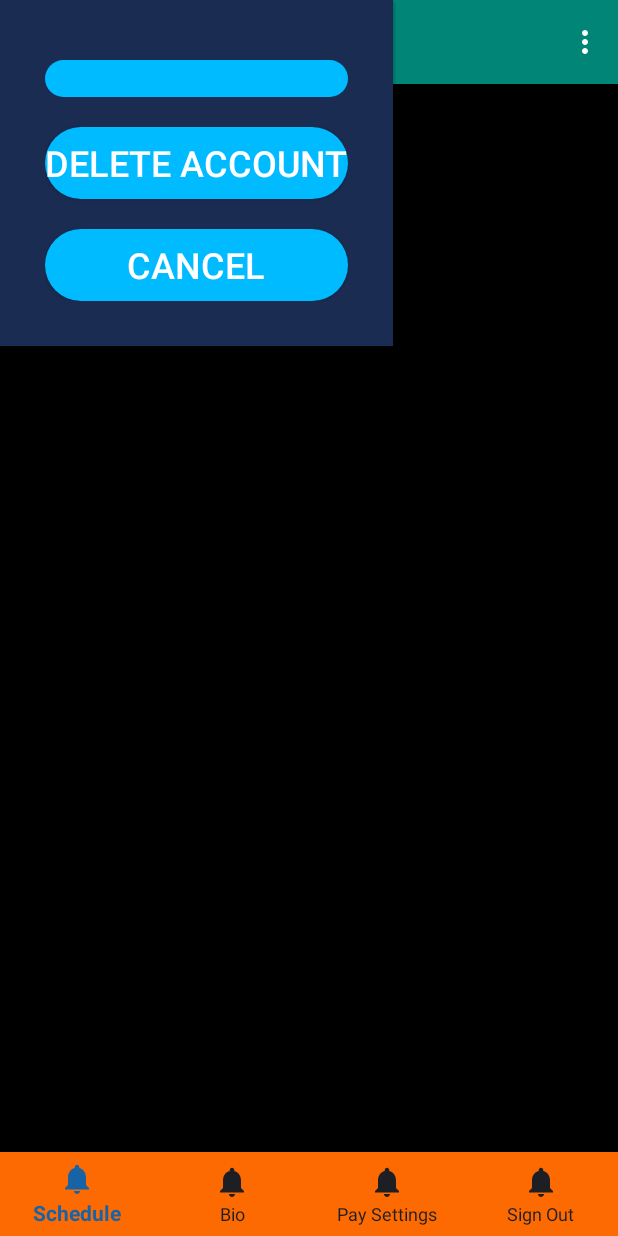
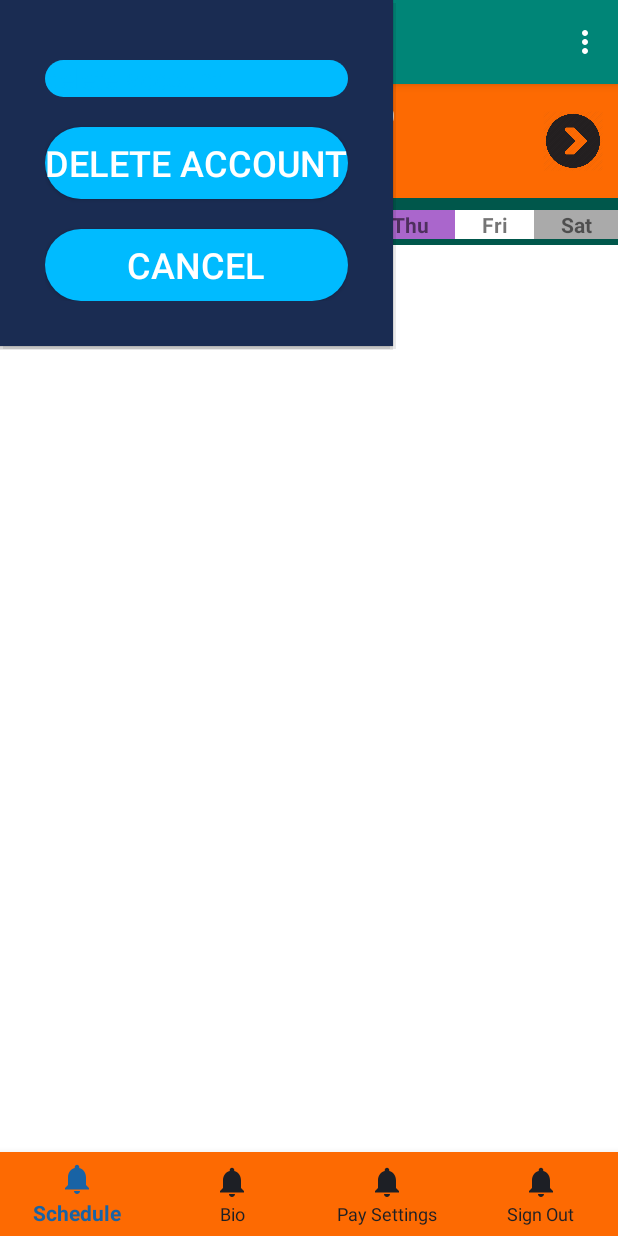
Before and after one commit to BZEEE/PursuitVolley_Android_App, an Android app: the CoachScheduleFragment screen opened directly, with no data from a screen before it, in the options menu, after a tap on "delete account", on a phone screen of 412 x 824 dp. Run offline under Robolectric (Android 15) with nearby library versions, the phone set to English and light mode, and no system bars; our stand-ins replace Firebase (no records; nobody signed in at launch, a user with empty details on screens opened directly); 2 statements that could not run were skipped.

Commit message:
Adding Coach schedule view with, layout is almost complete, now just need to add action and event handlers

```diff
--- a/app/src/main/java/com/beazle/pursuitvolley/Coach/CoachProfile/CoachBioFragment.java
+++ b/app/src/main/java/com/beazle/pursuitvolley/Coach/CoachProfile/CoachBioFragment.java
@@ -31,8 +31,6 @@ import com.google.firebase.firestore.DocumentSnapshot;
 import com.google.firebase.firestore.FirebaseFirestore;
 import com.google.firebase.storage.FirebaseStorage;
 
-import org.w3c.dom.Text;
-
 public class CoachBioFragment extends Fragment {
 
     private final static String TAG = "CoachBioFragment";
@@ -58,7 +56,7 @@ public class CoachBioFragment extends Fragment {
         mFirestore = FirebaseFirestore.getInstance();
         mCloudStorage = FirebaseStorage.getInstance();
 
-        bioFragmentView = inflater.inflate(R.layout.fragment_bio, container, false);
+        bioFragmentView = inflater.inflate(R.layout.fragment_coach_bio, container, false);
         coachNameValueBox = bioFragmentView.findViewById(R.id.coachNameValue);
         coachAgeValueBox = bioFragmentView.findViewById(R.id.coachAgeValue);
         coachLocationValueBox = bioFragmentView.findViewById(R.id.coachLocationValue);
--- a/app/src/main/java/com/beazle/pursuitvolley/Coach/CoachProfile/CoachPaymentSettingsFragment.java
+++ b/app/src/main/java/com/beazle/pursuitvolley/Coach/CoachProfile/CoachPaymentSettingsFragment.java
@@ -24,7 +24,7 @@ public class CoachPaymentSettingsFragment extends Fragment {
     @Override
     public View onCreateView(@NonNull LayoutInflater inflater, @Nullable ViewGroup container, @Nullable Bundle savedInstanceState) {
 
-        View paymentSettingFragmentView = inflater.inflate(R.layout.fragment_payment_settings, container, false);
+        View paymentSettingFragmentView = inflater.inflate(R.layout.fragment_coach_payment_settings, container, false);
 
         enterNewDirectDepositInfoButtonToggle = paymentSettingFragmentView.findViewById(R.id.enterNewDirectDepositInfoButtonToggle);
         viewCurrentDirectDepositInfoButtonToggle = paymentSettingFragmentView.findViewById(R.id.viewCurrentDirectDepositInfoButtonToggle);
--- a/app/src/main/java/com/beazle/pursuitvolley/Coach/CoachProfile/CoachProfileActivity.java
+++ b/app/src/main/java/com/beazle/pursuitvolley/Coach/CoachProfile/CoachProfileActivity.java
@@ -20,6 +20,7 @@ import android.widget.PopupWindow;
 import android.widget.RelativeLayout;
 import android.widget.Toast;
 
+import com.beazle.pursuitvolley.Coach.CoachProfile.CoachSchedule.CoachScheduleFragment;
 import com.beazle.pursuitvolley.DebugTags.DebugTags;
 import com.beazle.pursuitvolley.FirebaseFirestoreTags.FirestoreTags;
 import com.beazle.pursuitvolley.R;
--- a/app/src/main/java/com/beazle/pursuitvolley/Coach/CoachProfile/CoachScheduleFragment.java
+++ b/app/src/main/java/com/beazle/pursuitvolley/Coach/CoachProfile/CoachSchedule/CoachScheduleFragment.java
@@ -1,4 +1,4 @@
-package com.beazle.pursuitvolley.Coach.CoachProfile;
+package com.beazle.pursuitvolley.Coach.CoachProfile.CoachSchedule;
 
 import android.os.Bundle;
 import android.util.Log;
@@ -16,10 +16,16 @@ import com.beazle.pursuitvolley.R;
 
 public class CoachScheduleFragment extends Fragment {
 
+    private CoachScheduleView coachSchedule;
+
     @Nullable
     @Override
     public View onCreateView(@NonNull LayoutInflater inflater, @Nullable ViewGroup container, @Nullable Bundle savedInstanceState) {
-        View view = inflater.inflate(R.layout.fragment_schedule, container, false);
+        View view = inflater.inflate(R.layout.fragment_coach_schedule, container, false);
+
+        coachSchedule = view.findViewById(R.id.coachScheduleView);
+
+        // try not to refres the UI every time we switch back to the Schedule Fragment
 
         SwipeRefreshLayout swipeRefreshLayout = view.findViewById(R.id.coachScheduleFragmentSwipeLayout);
         swipeRefreshLayout.setOnRefreshListener(
--- /dev/null
+++ b/app/src/main/java/com/beazle/pursuitvolley/Coach/CoachProfile/CoachSchedule/CoachScheduleView.java
@@ -0,0 +1,82 @@
+package com.beazle.pursuitvolley.Coach.CoachProfile.CoachSchedule;
+
+import android.content.Context;
+import android.util.AttributeSet;
+import android.view.LayoutInflater;
+import android.view.View;
+import android.widget.GridView;
+import android.widget.ImageButton;
+import android.widget.LinearLayout;
+import android.widget.TextView;
+
+import androidx.annotation.Nullable;
+
+import com.beazle.pursuitvolley.R;
+
+import java.text.SimpleDateFormat;
+import java.util.ArrayList;
+import java.util.Calendar;
+import java.util.Date;
+import java.util.List;
+import java.util.Locale;
+
+public class CoachScheduleView extends LinearLayout {
+    ImageButton previousButton, nextButton;
+    TextView currentDate;
+    GridView scheduleGridView;
+    private static final int MAX_CALENDER_DAYS = 42;
+    Calendar calender = Calendar.getInstance(Locale.ENGLISH);
+    Context context;
+    SimpleDateFormat dateFormat = new SimpleDateFormat("MMMM yyyy", Locale.ENGLISH);
+    SimpleDateFormat monthFormat = new SimpleDateFormat("MMMM", Locale.ENGLISH);
+    SimpleDateFormat yearFormat = new SimpleDateFormat("yyyy", Locale.ENGLISH);
+
+    List<Date> dates = new ArrayList<>();
+    List<Events> events = new ArrayList<>();
+
+    public CoachScheduleView(Context context, Context context1) {
+        super(context);
+        this.context = context1;
+    }
+
+    public CoachScheduleView(Context context, @Nullable AttributeSet attrs) {
+        super(context, attrs);
+        this.context = context;
+        InitializeLayout();
+        SetUpCalender();
+
+        previousButton.setOnClickListener(new View.OnClickListener() {
+            @Override
+            public void onClick(View v) {
+                calender.add(Calendar.MONTH, -1);
+                SetUpCalender();
+            }
+        });
+
+        nextButton.setOnClickListener(new View.OnClickListener() {
+            @Override
+            public void onClick(View v) {
+                calender.add(Calendar.MONTH, 1);
+                SetUpCalender();
+            }
+        });
+    }
+
+    public CoachScheduleView(Context context, @Nullable AttributeSet attrs, int defStyleAttr) {
+        super(context, attrs, defStyleAttr);
+    }
+
+    private void InitializeLayout() {
+        LayoutInflater inflater = (LayoutInflater) context.getSystemService(Context.LAYOUT_INFLATER_SERVICE);
+        View view = inflater.inflate(R.layout.coach_schedule_layout, this);
+        nextButton = view.findViewById(R.id.nextButton);
+        previousButton = view.findViewById(R.id.previousButton);
+        currentDate = view.findViewById(R.id.coachScheduleCurrentDate);
+        scheduleGridView = view.findViewById(R.id.scheduleGridView);
+    }
+
+    private void SetUpCalender() {
+        String date = dateFormat.format(calender.getTime());
+        currentDate.setText(date);
+    }
+}
--- /dev/null
+++ b/app/src/main/java/com/beazle/pursuitvolley/Coach/CoachProfile/CoachSchedule/Events.java
@@ -0,0 +1,53 @@
+package com.beazle.pursuitvolley.Coach.CoachProfile.CoachSchedule;
+
+public class Events {
+    String EVENT, TIME, DATE, MONTH, YEAR;
+
+    public Events(String EVENT, String TIME, String DATE, String MONTH, String YEAR) {
+        this.EVENT = EVENT;
+        this.TIME = TIME;
+        this.DATE = DATE;
+        this.MONTH = MONTH;
+        this.YEAR = YEAR;
+    }
+
+    public String GetEVENT() {
+        return EVENT;
+    }
+
+    public String GetTIME() {
+        return TIME;
+    }
+
+    public String GetDATE() {
+        return DATE;
+    }
+
+    public String GetMONTH() {
+        return MONTH;
+    }
+
+    public String GetYEAR() {
+        return YEAR;
+    }
+
+    public void SetEVENT(String EVENT) {
+        this.EVENT = EVENT;
+    }
+
+    public void SetTIME(String TIME) {
+        this.TIME = TIME;
+    }
+
+    public void SetDATE(String DATE) {
+        this.DATE = DATE;
+    }
+
+    public void SetMONTH(String MONTH) {
+        this.MONTH = MONTH;
+    }
+
+    public void SetYEAR(String YEAR) {
+        this.YEAR = YEAR;
+    }
+}
--- a/app/src/main/java/com/beazle/pursuitvolley/FirebaseFirestoreTags/FirestoreTags.java
+++ b/app/src/main/java/com/beazle/pursuitvolley/FirebaseFirestoreTags/FirestoreTags.java
@@ -3,7 +3,8 @@ package com.beazle.pursuitvolley.FirebaseFirestoreTags;
 public final class FirestoreTags {
 
     // placeholder tags, required since collections require at least one document in them
-    public static String documentPlaceholderTAG = "placeholder_document";
+    // might not need this
+    // public static String documentPlaceholderTAG = "placeholder_document";
 
     // players
     public static String playerCollection = "players";
--- a/app/src/main/java/com/beazle/pursuitvolley/Player/PlayerProfile/CurrentAppointments/PlayerCurrentAppointmentsFragment.java
+++ b/app/src/main/java/com/beazle/pursuitvolley/Player/PlayerProfile/CurrentAppointments/PlayerCurrentAppointmentsFragment.java
@@ -52,7 +52,6 @@ public class PlayerCurrentAppointmentsFragment extends Fragment {
                     public void onComplete(@NonNull Task<QuerySnapshot> task) {
                         if (task.isSuccessful()) {
                             for (QueryDocumentSnapshot document : task.getResult()) {
-                                if (!document.getId().equals(FirestoreTags.documentPlaceholderTAG)) {
                                 // firestore requires at least one document to be initialized in a collection
                                 // so we initialize a dummy placeholder document
                                 // then show the upcoming event to the user
@@ -66,10 +65,11 @@ public class PlayerCurrentAppointmentsFragment extends Fragment {
                                         (String) data.get(FirestoreTags.playerCurrentAppointmentsLocation)
                                 );
                                 CurrentAppointmentsManager.AddAppointmentToList(appointment);
-                                }
+
                             }
                         } else {
                             // error getting documents
+                            // collection might not exist yet until player makes first appointment
                         }
                     }
                 });
--- a/app/src/main/java/com/beazle/pursuitvolley/Player/PlayerProfile/UpcomingEvents/PlayerUpcomingEventsFragment.java
+++ b/app/src/main/java/com/beazle/pursuitvolley/Player/PlayerProfile/UpcomingEvents/PlayerUpcomingEventsFragment.java
@@ -42,7 +42,6 @@ public class PlayerUpcomingEventsFragment extends Fragment {
                     public void onComplete(@NonNull Task<QuerySnapshot> task) {
                         if (task.isSuccessful()) {
                             for (QueryDocumentSnapshot document : task.getResult()) {
-                                if (!document.getId().equals(FirestoreTags.documentPlaceholderTAG)) {
                                 // firestore requires at least one document to be initialized in a collection
                                 // so we initialize a dummy placeholder document
                                 // then show the upcoming event to the user
@@ -57,9 +56,9 @@ public class PlayerUpcomingEventsFragment extends Fragment {
                                 );
                                 UpcomingEventsManager.AddEventToList(event);
                             }
-                            }
                         } else {
                             // error getting documents
+                            // collecion might not exist yet until we create the first document
                         }
                     }
                 });
--- /dev/null
+++ b/app/src/main/res/layout/coach_schedule_layout.xml
@@ -0,0 +1,129 @@
+<?xml version="1.0" encoding="utf-8"?>
+<LinearLayout
+    xmlns:android="http://schemas.android.com/apk/res/android"
+    android:layout_width="match_parent"
+    android:layout_height="match_parent"
+    android:orientation="vertical">
+
+    <LinearLayout
+        android:layout_width="match_parent"
+        android:layout_height="wrap_content"
+        android:paddingTop="8dp"
+        android:paddingBottom="8dp"
+        android:background="@color/orange"
+        android:orientation="horizontal">
+
+        <ImageButton
+            android:id="@+id/previousButton"
+            android:layout_width="@dimen/dimen_40dp"
+            android:layout_height="@dimen/dimen_40dp"
+            android:layout_margin="10dp"
+            android:background="@drawable/button_backward"/>
+
+        <TextView
+            android:id="@+id/coachScheduleCurrentDate"
+            android:layout_width="0dp"
+            android:layout_height="wrap_content"
+            android:gravity="center"
+            android:textColor="@color/white"
+            android:textStyle="bold"
+            android:textSize="20sp"
+            android:text="@string/coach_schedule_fragment_current_date_title"
+            android:layout_weight="3"/>
+        <ImageButton
+            android:id="@+id/nextButton"
+            android:layout_width="@dimen/dimen_40dp"
+            android:layout_height="@dimen/dimen_40dp"
+            android:layout_margin="10dp"
+            android:background="@drawable/button_foward"/>
+    </LinearLayout>
+
+    <LinearLayout
+        android:layout_width="match_parent"
+        android:layout_height="wrap_content"
+        android:orientation="horizontal"
+        android:paddingTop="4dp"
+        android:paddingBottom="4dp"
+        android:background="@color/colorPrimaryDark">
+
+        <TextView
+            android:layout_width="wrap_content"
+            android:layout_height="wrap_content"
+            android:gravity="center"
+            android:text="@string/sunday_title"
+            android:background="@color/sunday_color"
+            android:layout_marginTop="4dp"
+            android:textStyle="bold"
+            android:layout_weight="1"/>
+
+        <TextView
+            android:layout_width="wrap_content"
+            android:layout_height="wrap_content"
+            android:gravity="center"
+            android:text="@string/monday_title"
+            android:background="@color/monday_color"
+            android:layout_marginTop="4dp"
+            android:textStyle="bold"
+            android:layout_weight="1"/>
+
+        <TextView
+            android:layout_width="wrap_content"
+            android:layout_height="wrap_content"
+            android:gravity="center"
+            android:text="@string/tuesday_title"
+            android:background="@color/tuesday_color"
+            android:layout_marginTop="4dp"
+            android:textStyle="bold"
+            android:layout_weight="1"/>
+
+        <TextView
+            android:layout_width="wrap_content"
+            android:layout_height="wrap_content"
+            android:gravity="center"
+            android:text="@string/wednesday_title"
+            android:background="@color/wednesday_color"
+            android:layout_marginTop="4dp"
+            android:textStyle="bold"
+            android:layout_weight="1"/>
+
+        <TextView
+            android:layout_width="wrap_content"
+            android:layout_height="wrap_content"
+            android:gravity="center"
+            android:text="@string/thursday_title"
+            android:background="@color/thursday_color"
+            android:layout_marginTop="4dp"
+            android:textStyle="bold"
+            android:layout_weight="1"/>
+
+        <TextView
+            android:layout_width="wrap_content"
+            android:layout_height="wrap_content"
+            android:gravity="center"
+            android:text="@string/friday_title"
+            android:background="@color/friday_color"
+            android:layout_marginTop="4dp"
+            android:textStyle="bold"
+            android:layout_weight="1"/>
+
+        <TextView
+            android:layout_width="wrap_content"
+            android:layout_height="wrap_content"
+            android:gravity="center"
+            android:text="@string/saturday_title"
+            android:background="@color/saturday_color"
+            android:layout_marginTop="4dp"
+            android:textStyle="bold"
+            android:layout_weight="1"/>
+
+    </LinearLayout>
+
+    <GridView
+        android:id="@+id/scheduleGridView"
+        android:layout_width="match_parent"
+        android:layout_height="match_parent"
+        android:numColumns="7">
+
+    </GridView>
+
+</LinearLayout>
--- a/app/src/main/res/layout/fragment_schedule.xml
+++ b/app/src/main/res/layout/fragment_coach_schedule.xml
@@ -1,7 +1,7 @@
 <?xml version="1.0" encoding="utf-8"?>
 <RelativeLayout xmlns:android="http://schemas.android.com/apk/res/android"
     android:orientation="vertical" android:layout_width="match_parent"
-    android:background="@color/black"
+    android:background="@color/white"
     android:layout_height="match_parent">
 
     <androidx.swiperefreshlayout.widget.SwipeRefreshLayout
@@ -9,11 +9,13 @@
         android:layout_width="match_parent"
         android:layout_height="match_parent">
 
-        <GridView
+        <com.beazle.pursuitvolley.Coach.CoachProfile.CoachSchedule.CoachScheduleView
+            android:id="@+id/coachScheduleView"
             android:layout_width="match_parent"
             android:layout_height="match_parent">
 
-        </GridView>
+        </com.beazle.pursuitvolley.Coach.CoachProfile.CoachSchedule.CoachScheduleView>
+
     </androidx.swiperefreshlayout.widget.SwipeRefreshLayout>
 
 </RelativeLayout>
--- a/app/src/main/res/values/colors.xml
+++ b/app/src/main/res/values/colors.xml
@@ -19,4 +19,14 @@
     <color name="profile_desc">#D1D1FF</color>
     <color name="bg_meta_container">#000000</color>
     <color name="profile_default_tint">#e0e0e0</color>
+
+    <!--Coach Schedule Fragment-->
+    <color name="sunday_color">#1863a5</color>
+    <color name="monday_color">@android:color/holo_orange_light</color>
+    <color name="tuesday_color">@android:color/holo_green_light</color>
+    <color name="wednesday_color">@android:color/holo_red_light</color>
+    <color name="thursday_color">@android:color/holo_purple</color>
+    <color name="friday_color">@android:color/white</color>
+    <color name="saturday_color">@android:color/darker_gray</color>
+
 </resources>
--- a/app/src/main/res/values/strings.xml
+++ b/app/src/main/res/values/strings.xml
@@ -22,6 +22,17 @@
     <string name="coachLocationHeader">Location: </string>
     <string name="coachBioHeader">Bio: </string>
     <string name="coach_delete_account_text">delete account</string>
+
+    <!--Coach Schedule Fragment-->
+    <string name="coach_schedule_fragment_current_date_title">Current Date</string>
+    <string name="sunday_title">Sun</string>
+    <string name="monday_title">Mon</string>
+    <string name="tuesday_title">Tue</string>
+    <string name="wednesday_title">Wed</string>
+    <string name="thursday_title">Thu</string>
+    <string name="friday_title">Fri</string>
+    <string name="saturday_title">Sat</string>
+
 
     <!--Coach Bio Fragment-->
     <string name="coach_profile_bio_fragment_edit_bio_button_text">edit info</string>
```
Also changed, not shown: app/src/main/res/drawable/button_backward.png (added), app/src/main/res/drawable/button_foward.png (added), app/src/main/res/layout/fragment_coach_bio.xml (renamed from app/src/main/res/layout/fragment_bio.xml), app/src/main/res/layout/fragment_coach_payment_settings.xml (renamed from app/src/main/res/layout/fragment_payment_settings.xml). Lines whose indentation alone changed are shown as unchanged.
